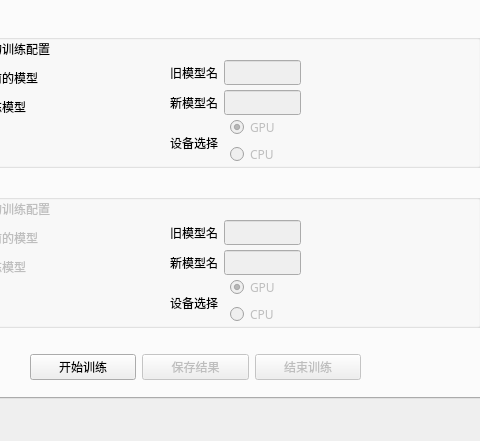
This is ui/mainWindow_test.ui in ssh198811/DeepFaceLab as Qt 5 draws it before an edit; both pictures show x 122 to 602 and y 102 to 543 of the 1060 by 543 pixel window. The edited form follows.
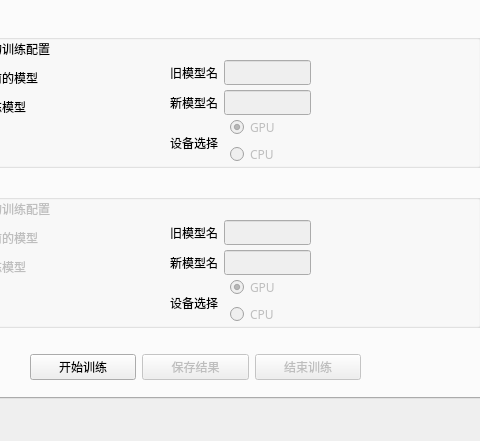
This is the edited form. The open tabs and pages were chosen to show the change.

Diff of the .ui file:
```diff
--- a/ui/mainWindow_test.ui
+++ b/ui/mainWindow_test.ui
@@ -600,7 +600,7 @@
         <rect>
          <x>270</x>
          <y>110</y>
-         <width>51</width>
+         <width>61</width>
          <height>31</height>
         </rect>
        </property>
@@ -613,7 +613,7 @@
         <rect>
          <x>270</x>
          <y>40</y>
-         <width>131</width>
+         <width>141</width>
          <height>31</height>
         </rect>
        </property>
@@ -645,7 +645,7 @@
         <rect>
          <x>270</x>
          <y>70</y>
-         <width>131</width>
+         <width>141</width>
          <height>31</height>
         </rect>
        </property>
@@ -728,7 +728,7 @@
         <rect>
          <x>270</x>
          <y>110</y>
-         <width>51</width>
+         <width>61</width>
          <height>31</height>
         </rect>
        </property>
@@ -786,7 +786,7 @@
         <rect>
          <x>270</x>
          <y>70</y>
-         <width>131</width>
+         <width>141</width>
          <height>31</height>
         </rect>
        </property>
@@ -812,7 +812,7 @@
         <rect>
          <x>270</x>
          <y>40</y>
-         <width>131</width>
+         <width>141</width>
          <height>31</height>
         </rect>
        </property>
```
Left out of the diff: 9 changed lines with no effect on the pictures.
